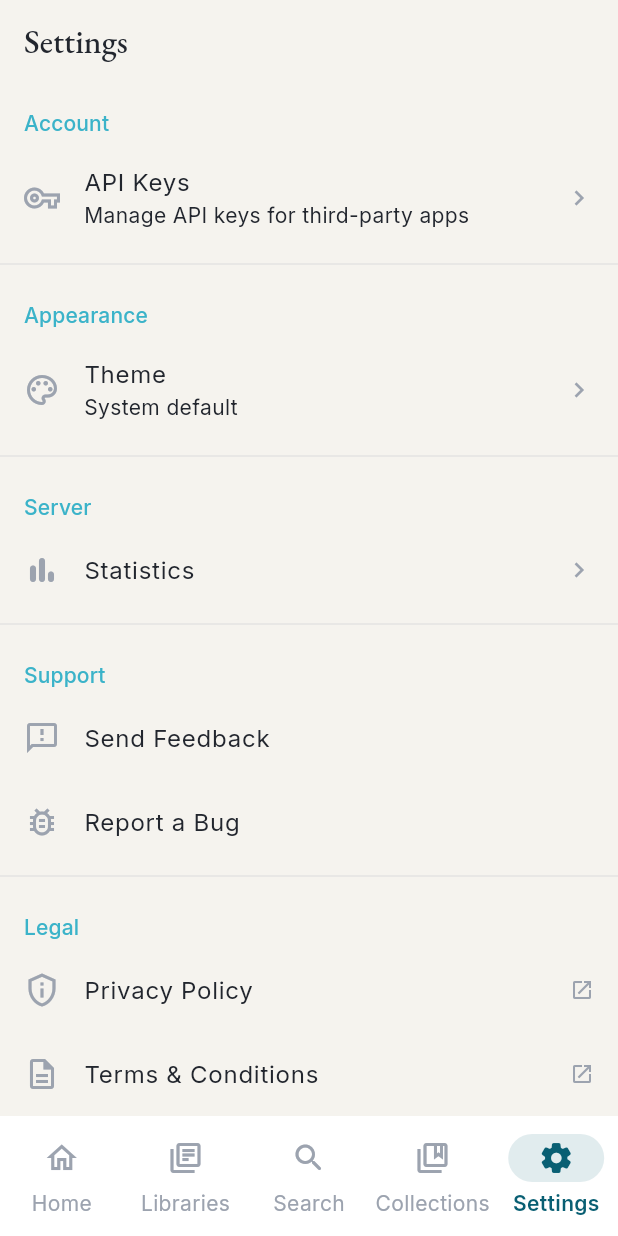
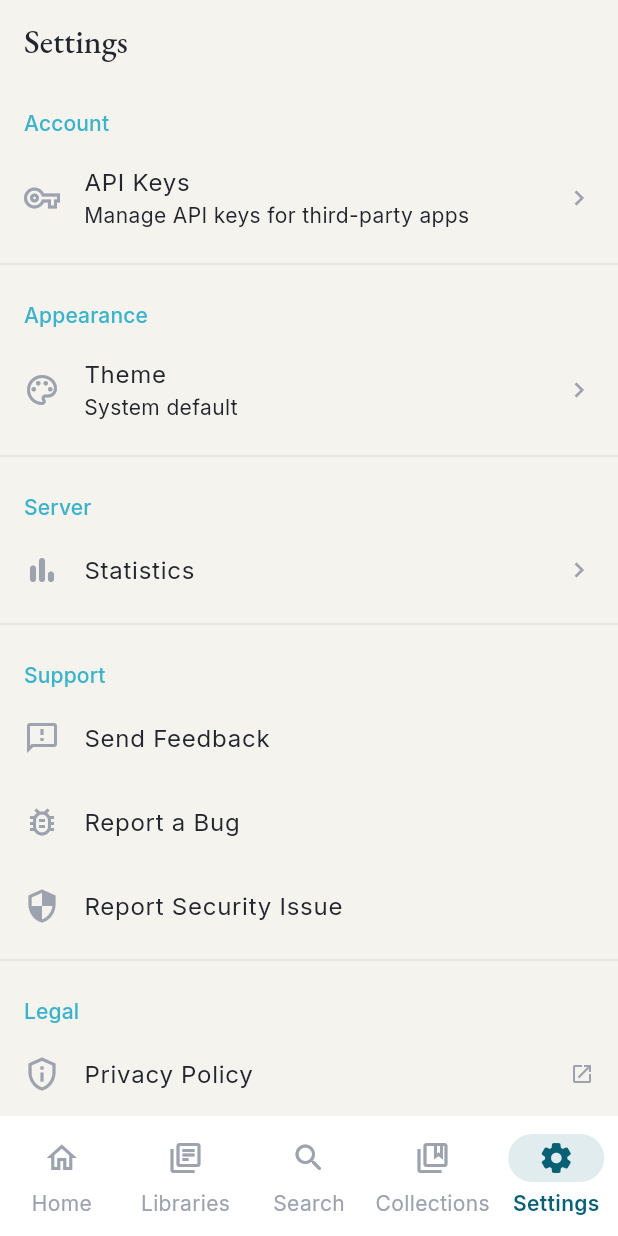
Before and after one commit to Ink-Iron-Apps/ironshelf, a Flutter app: the SettingsScreen screen opened by its route, after a tap on "Report a Bug", on a phone screen of 412 x 824 dp. Run offline on Flutter 3.47's test engine with Material 3 defaults, Android fonts, the phone set to English and light mode, and no system bars; our stand-ins replace cached_network_image, dio, flutter_riverpod, go_router, google_fonts, in_app_review and 4 more; missing offline and left inert: flutter_epub_viewer, pdfrx; accounts and stored records are empty.

Commit message:
feat(app): in-app review prompt, security report row, richer support emails
- In-app review (in_app_review): requested after a positive moment (finishing a
  few books), never on first launch, at most once per install.
- Settings: add 'Report Security Issue' row -> security@inknironapps.com.
- Feedback/bug/security emails now prefill app version, build, and OS so users
  don't have to supply them.

Co-Authored-By: Claude Opus 4.8 <noreply@anthropic.com>

```diff
--- a/app/lib/screens/book_detail_screen.dart
+++ b/app/lib/screens/book_detail_screen.dart
@@ -5,6 +5,7 @@ import '../models/book.dart';
 import '../providers/book_provider.dart';
 import '../providers/reading_provider.dart';
 import '../providers/server_provider.dart';
+import '../services/review_service.dart';
 import '../theme.dart';
 import '../widgets/book_cover.dart';
 import '../widgets/error_state.dart';
@@ -475,6 +476,8 @@ class _MarkReadButton extends ConsumerWidget {
           await api.markBookUnread(bookId.toString());
         } else {
           await api.markBookRead(bookId.toString());
+          // Finishing a book is a positive moment — maybe ask for a review.
+          await ReviewService.recordPositiveMoment();
         }
         ref.invalidate(readingStatesProvider);
       } catch (e) {
--- a/app/lib/screens/settings_screen.dart
+++ b/app/lib/screens/settings_screen.dart
@@ -1,3 +1,5 @@
+import 'dart:io' show Platform;
+
 import 'package:flutter/material.dart';
 import 'package:flutter_riverpod/flutter_riverpod.dart';
 import 'package:go_router/go_router.dart';
@@ -101,6 +103,11 @@ class SettingsScreen extends ConsumerWidget {
             leading: const Icon(Icons.bug_report_outlined),
             title: const Text('Report a Bug'),
             onTap: () => _reportBug(context),
+          ),
+          ListTile(
+            leading: const Icon(Icons.security_outlined),
+            title: const Text('Report Security Issue'),
+            onTap: () => _reportSecurity(context),
           ),
 
           const Divider(),
@@ -248,23 +255,47 @@ class SettingsScreen extends ConsumerWidget {
     );
   }
 
+  /// App version + OS line appended to support emails so we don't have to ask.
+  Future<String> _diagnosticFooter() async {
+    final info = await PackageInfo.fromPlatform();
+    final os = '${Platform.operatingSystem} ${Platform.operatingSystemVersion}';
+    return '\n\n---\nIronshelf v${info.version} (${info.buildNumber})\n$os';
+  }
+
   Future<void> _sendFeedback(BuildContext context) async {
+    final footer = await _diagnosticFooter();
     final uri = Uri(
       scheme: 'mailto',
       path: 'support@inknironapps.com',
       queryParameters: {
         'subject': 'Ironshelf feedback',
+        'body': 'Your feedback:$footer',
       },
     );
     await launchUrl(uri);
   }
 
   Future<void> _reportBug(BuildContext context) async {
+    final footer = await _diagnosticFooter();
     final uri = Uri(
       scheme: 'mailto',
       path: 'support@inknironapps.com',
       queryParameters: {
         'subject': 'Ironshelf bug report',
+        'body': 'What happened:\n\nSteps to reproduce:\n$footer',
+      },
+    );
+    await launchUrl(uri);
+  }
+
+  Future<void> _reportSecurity(BuildContext context) async {
+    final footer = await _diagnosticFooter();
+    final uri = Uri(
+      scheme: 'mailto',
+      path: 'security@inknironapps.com',
+      queryParameters: {
+        'subject': 'Ironshelf security report',
+        'body': 'Describe the vulnerability:$footer',
       },
     );
     await launchUrl(uri);
--- a/app/pubspec.yaml
+++ b/app/pubspec.yaml
@@ -15,6 +15,7 @@ dependencies:
   shared_preferences: ^2.3.0
   cached_network_image: ^3.4.0
   package_info_plus: ^8.0.0
+  in_app_review: ^2.0.9
   google_fonts: ^6.2.0
   shimmer: ^3.0.0
   url_launcher: ^6.3.0
```
Also changed, not shown: app/lib/services/review_service.dart (added, +28 -0 lines).
